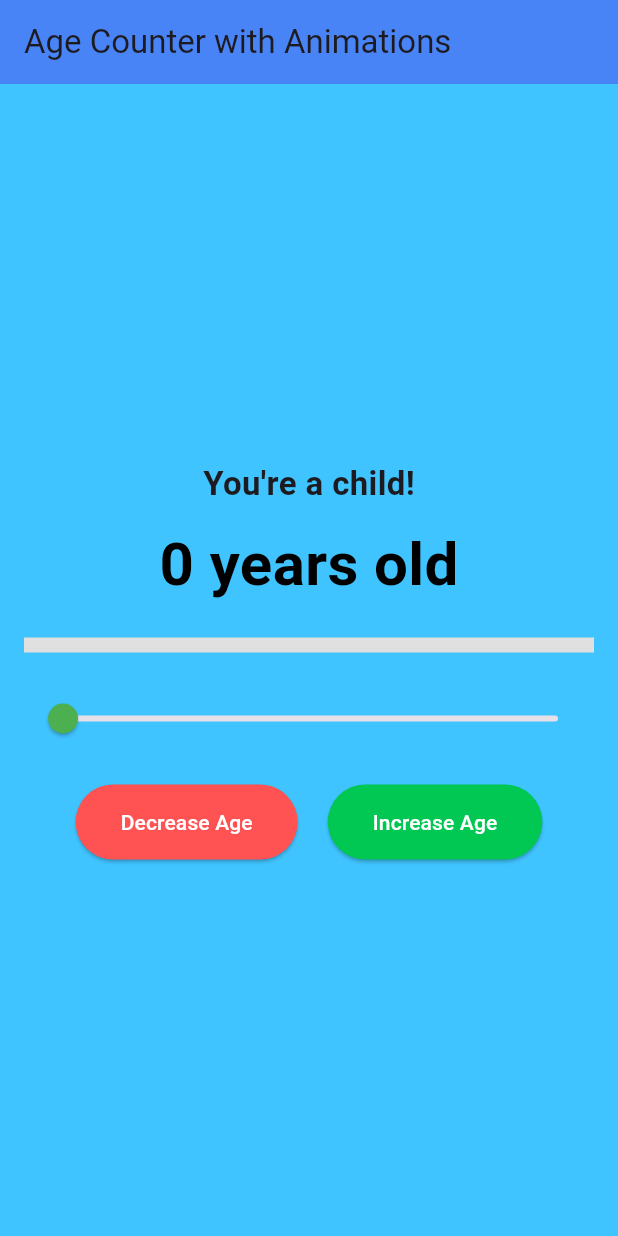
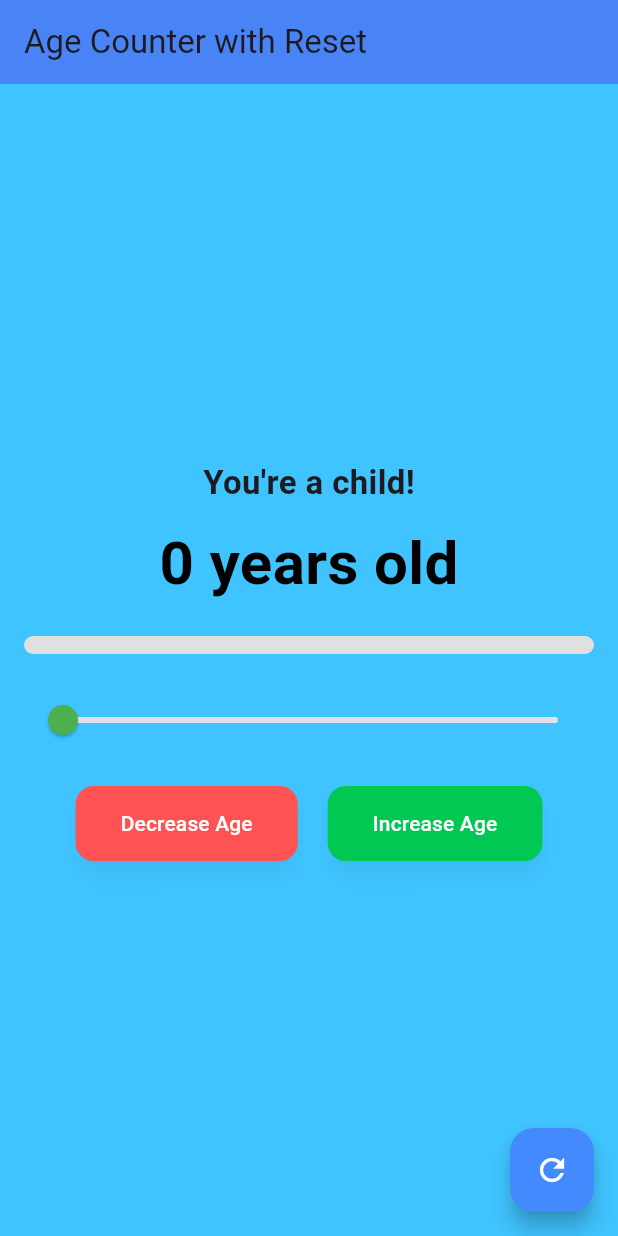
Before and after one commit to charan4112/counter_app, a Flutter app: the screen it shows after launch, on a phone screen of 412 x 824 dp. Run offline on Flutter 3.47's test engine with Material 3 defaults, Android fonts, the phone set to English and light mode, and no system bars.

Commit message:
Step 8: Added Reset Button & UI Enhancements

```diff
--- a/lib/providers/counter_provider.dart
+++ b/lib/providers/counter_provider.dart
@@ -19,8 +19,13 @@ class CounterProvider extends ChangeNotifier {
     }
   }
 
-  void setCounter(int newValue) {
-    _counter = newValue;
+  void setCounter(int value) {
+    _counter = value;
+    notifyListeners();
+  }
+
+  void reset() {
+    _counter = 0;
     notifyListeners();
   }
 }
--- a/lib/screens/home_screen.dart
+++ b/lib/screens/home_screen.dart
@@ -38,7 +38,7 @@ class HomeScreen extends StatelessWidget {
 
     return Scaffold(
       appBar: AppBar(
-        title: const Text("Age Counter with Animations"),
+        title: const Text("Age Counter with Reset"),
         backgroundColor: Colors.blueAccent,
         elevation: 5,
       ),
@@ -69,11 +69,14 @@ class HomeScreen extends StatelessWidget {
               const SizedBox(height: 20),
 
               // Age Progress Bar
-              LinearProgressIndicator(
-                value: counterProvider.counter / 99,
-                backgroundColor: Colors.grey[300],
-                color: getProgressBarColor(counterProvider.counter),
-                minHeight: 10,
+              ClipRRect(
+                borderRadius: BorderRadius.circular(10),
+                child: LinearProgressIndicator(
+                  value: counterProvider.counter / 99,
+                  backgroundColor: Colors.grey[300],
+                  color: getProgressBarColor(counterProvider.counter),
+                  minHeight: 12,
+                ),
               ),
               const SizedBox(height: 20),
 
@@ -95,30 +98,16 @@ class HomeScreen extends StatelessWidget {
               Row(
                 mainAxisAlignment: MainAxisAlignment.center,
                 children: [
-                  AnimatedContainer(
-                    duration: const Duration(milliseconds: 300),
-                    curve: Curves.easeInOut,
-                    child: ElevatedButton(
-                      onPressed: counterProvider.decrement,
-                      style: ElevatedButton.styleFrom(
-                        backgroundColor: Colors.redAccent,
-                        padding: const EdgeInsets.symmetric(horizontal: 30, vertical: 15),
-                      ),
-                      child: const Text("Decrease Age", style: TextStyle(color: Colors.white)),
-                    ),
+                  _customButton(
+                    text: "Decrease Age",
+                    color: Colors.redAccent,
+                    onPressed: counterProvider.decrement,
                   ),
                   const SizedBox(width: 20),
-                  AnimatedContainer(
-                    duration: const Duration(milliseconds: 300),
-                    curve: Curves.easeInOut,
-                    child: ElevatedButton(
-                      onPressed: counterProvider.increment,
-                      style: ElevatedButton.styleFrom(
-                        backgroundColor: Colors.greenAccent[700],
-                        padding: const EdgeInsets.symmetric(horizontal: 30, vertical: 15),
-                      ),
-                      child: const Text("Increase Age", style: TextStyle(color: Colors.white)),
-                    ),
+                  _customButton(
+                    text: "Increase Age",
+                    color: Colors.greenAccent[700]!,
+                    onPressed: counterProvider.increment,
                   ),
                 ],
               ),
@@ -126,6 +115,29 @@ class HomeScreen extends StatelessWidget {
           ),
         ),
       ),
+      floatingActionButton: FloatingActionButton(
+        onPressed: counterProvider.reset,
+        backgroundColor: Colors.blueAccent,
+        tooltip: "Reset Age",
+        child: const Icon(Icons.refresh, color: Colors.white),
+      ),
+    );
+  }
+
+  // Custom Button Widget
+  Widget _customButton({required String text, required Color color, required VoidCallback onPressed}) {
+    return ElevatedButton(
+      onPressed: onPressed,
+      style: ElevatedButton.styleFrom(
+        backgroundColor: color,
+        padding: const EdgeInsets.symmetric(horizontal: 30, vertical: 15),
+        shape: RoundedRectangleBorder(
+          borderRadius: BorderRadius.circular(12),
+        ),
+        shadowColor: Colors.black.withOpacity(0.2),
+        elevation: 5,
+      ),
+      child: Text(text, style: const TextStyle(color: Colors.white)),
     );
   }
 }
```
